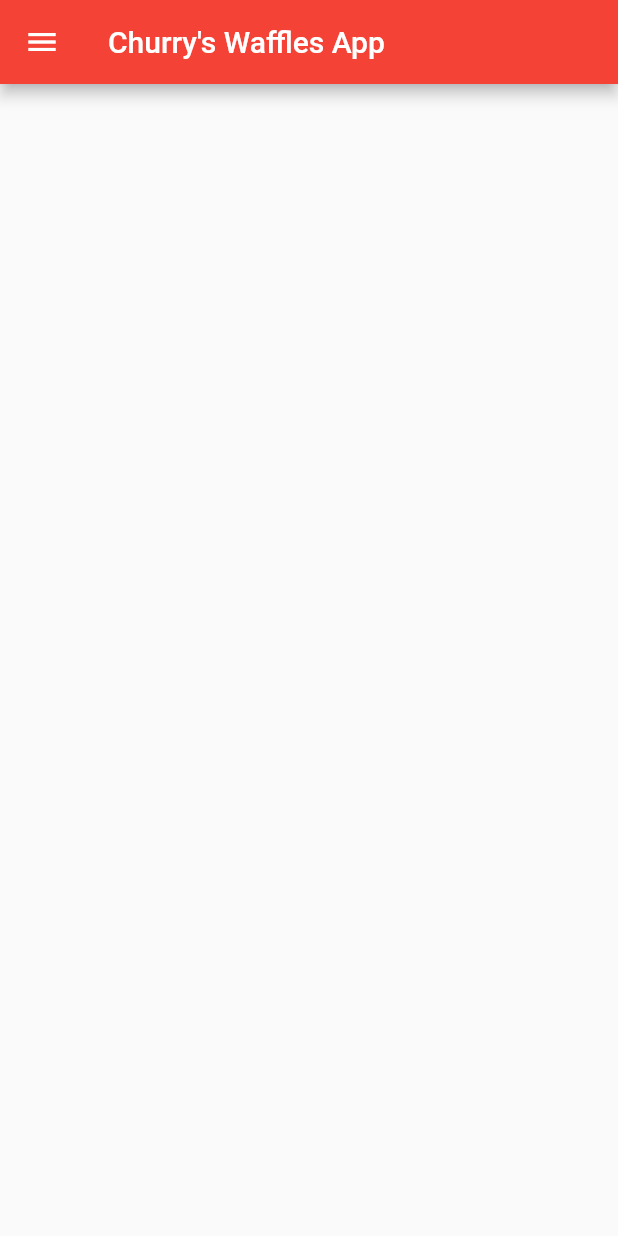
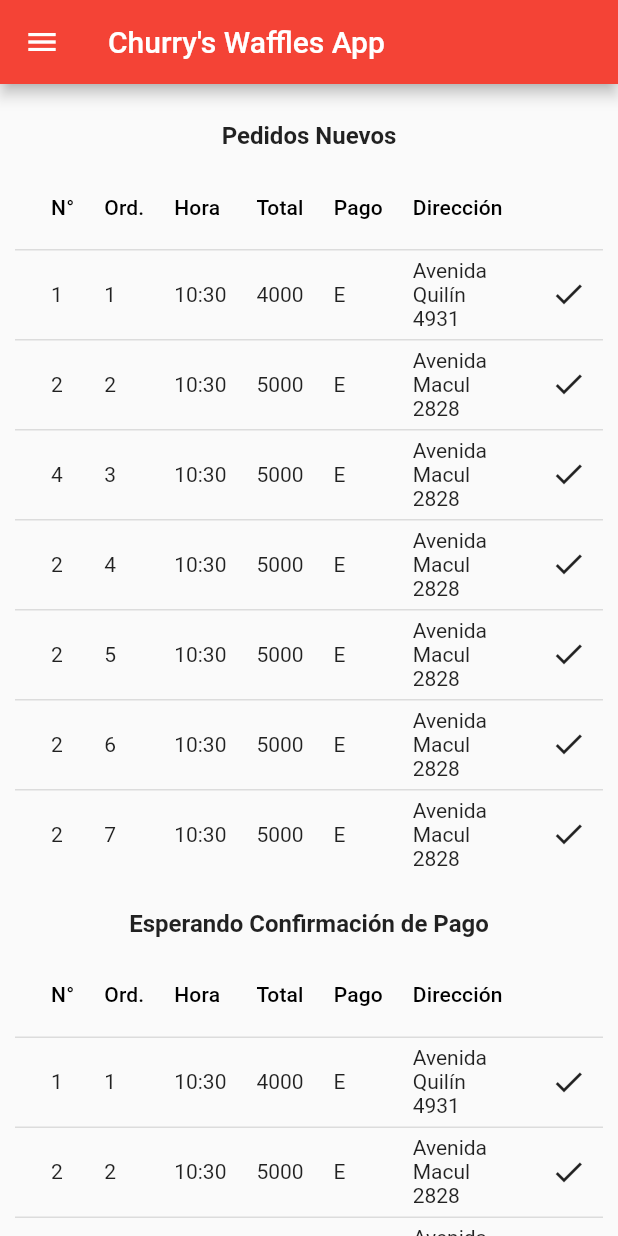
Before and after one commit to JaimeTorrealba/churryswafflesapp, a Flutter app: the screen it shows after launch, on a phone screen of 412 x 824 dp. Run offline on Flutter 3.47's test engine with Material 2 defaults, Android fonts, the phone set to English and light mode, and no system bars; our stand-ins replace cloud_firestore, firebase_core; accounts and stored records are empty.

Commit message:
feat: creación lista de orders en home

```diff
--- /dev/null
+++ b/lib/components/home/order_list.dart
@@ -0,0 +1,100 @@
+import 'package:flutter/material.dart';
+import '../../models/order.dart';
+import 'package:intl/intl.dart';
+
+class OrderList extends StatefulWidget {
+  const OrderList({Key? key}) : super(key: key);
+
+  @override
+  _OrderListState createState() => _OrderListState();
+}
+
+class _OrderListState extends State<OrderList> {
+  final orders = <Order>[
+    Order(
+        itemNumber: 1,
+        order: 1,
+        time: DateTime.now(),
+        total: 4000,
+        payment: 'E',
+        direction: 'Avenida Quilín 4931'),
+    Order(
+        itemNumber: 2,
+        order: 2,
+        time: DateTime.now(),
+        total: 5000,
+        payment: 'E',
+        direction: 'Avenida Macul 2828'),
+    Order(
+        itemNumber: 4,
+        order: 3,
+        time: DateTime.now(),
+        total: 5000,
+        payment: 'E',
+        direction: 'Avenida Macul 2828'),
+    Order(
+        itemNumber: 2,
+        order: 4,
+        time: DateTime.now(),
+        total: 5000,
+        payment: 'E',
+        direction: 'Avenida Macul 2828'),
+    Order(
+        itemNumber: 2,
+        order: 5,
+        time: DateTime.now(),
+        total: 5000,
+        payment: 'E',
+        direction: 'Avenida Macul 2828'),
+    Order(
+        itemNumber: 2,
+        order: 6,
+        time: DateTime.now(),
+        total: 5000,
+        payment: 'E',
+        direction: 'Avenida Macul 2828'),
+    Order(
+        itemNumber: 2,
+        order: 7,
+        time: DateTime.now(),
+        total: 5000,
+        payment: 'E',
+        direction: 'Avenida Macul 2828'),
+  ];
+
+  @override
+  Widget build(BuildContext context) {
+    return Container(
+        margin: const EdgeInsets.only(top: 0),
+        padding: const EdgeInsets.all(10),
+        child: DataTable(
+            // headingRowColor: MaterialStateColor.resolveWith((states) => Colors.grey.shade100),
+            dataRowColor:
+                MaterialStateColor.resolveWith((states) => Colors.grey.shade50),
+            dataRowHeight: 60,
+            columnSpacing: 20,
+            columns: const <DataColumn>[
+              DataColumn(label: Text('N°')),
+              DataColumn(label: Text('Ord.')),
+              DataColumn(label: Text('Hora')),
+              DataColumn(label: Text('Total')),
+              DataColumn(label: Text('Pago')),
+              DataColumn(label: Text('Dirección')),
+              DataColumn(label: Text('')),
+            ],
+            rows: orders.map((order) {
+              return DataRow(cells: <DataCell>[
+                DataCell(Text(order.itemNumber.toString())),
+                DataCell(Text(order.order.toString())),
+                DataCell(Text(DateFormat('h:mm').format(order.time))),
+                DataCell(Text(order.total.toString())),
+                DataCell(Text(order.payment)),
+                DataCell(Text(order.direction)),
+                DataCell(IconButton(
+                  icon: const Icon(Icons.check),
+                  onPressed: () => {},
+                )),
+              ]);
+            }).toList()));
+  }
+}
--- a/lib/views/home.dart
+++ b/lib/views/home.dart
@@ -1,6 +1,7 @@
 import 'package:flutter/material.dart';
 import 'package:cloud_firestore/cloud_firestore.dart';
 import '../components/home/side_bar.dart';
+import '../components/home/order_list.dart';
 
 class MyHomePage extends StatefulWidget {
   static const String id = '/';
@@ -30,11 +31,39 @@ class _MyHomePageState extends State<MyHomePage> {
 
   Widget build(BuildContext context) {
     return Scaffold(
-      appBar: AppBar(
-        title: Text('Churry\'s Waffles App'),
-      ),
-      drawer: SideBar(),
-      // floatingActionButton: ,
-    );
+        appBar: AppBar(
+          title: const Text('Churry\'s Waffles App'),
+        ),
+        drawer: SideBar(),
+        // floatingActionButton: ,
+        body: SingleChildScrollView(
+          scrollDirection: Axis.vertical,
+          child: Column(
+            children: [
+              Container(
+                padding: const EdgeInsets.only(top: 25),
+                child: Title(
+                  color: Colors.black,
+                  child: const Text(
+                    'Pedidos Nuevos',
+                    style: TextStyle(fontWeight: FontWeight.bold, fontSize: 16),
+                  ),
+                ),
+              ),
+              const OrderList(),
+              Container(
+                padding: const EdgeInsets.only(top: 10),
+                child: Title(
+                  color: Colors.black,
+                  child: const Text(
+                    'Esperando Confirmación de Pago',
+                    style: TextStyle(fontWeight: FontWeight.bold, fontSize: 16),
+                  ),
+                ),
+              ),
+              const OrderList()
+            ],
+          ),
+        ));
   }
 }
```
